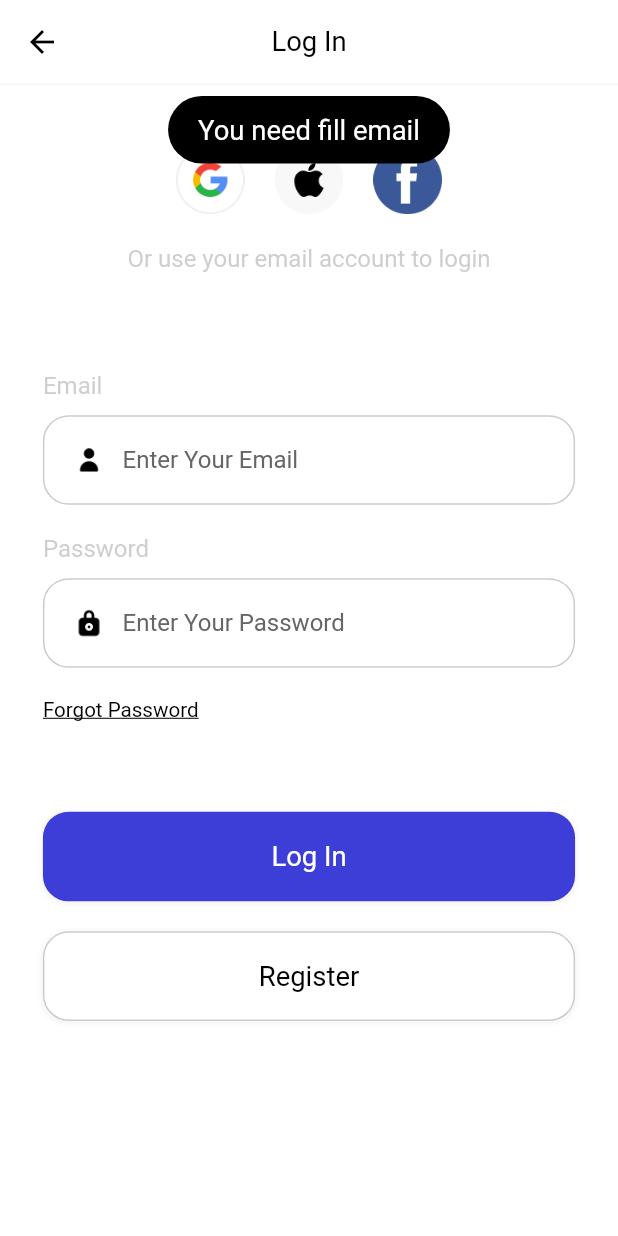
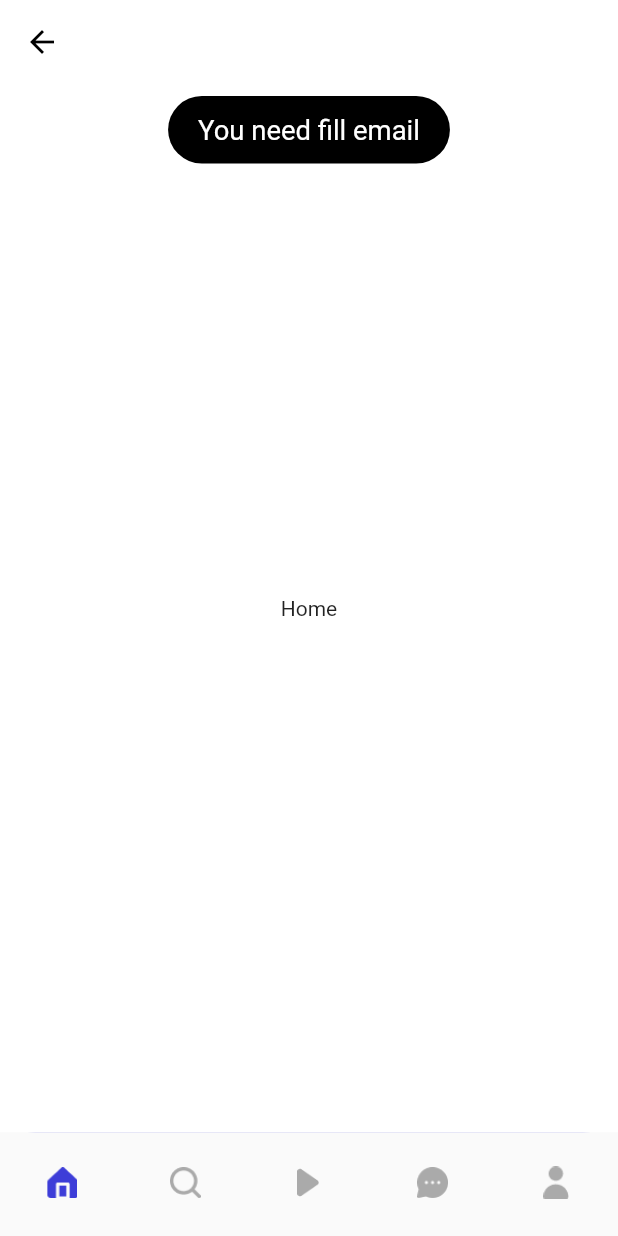
Before and after one commit to sohailokzz/ecom_bloc_state, a Flutter app: the SignInPage screen opened by its route, after a tap on "Log In", on a phone screen of 412 x 824 dp. Run offline on Flutter 3.47's test engine with Material 2 defaults, Android fonts, the phone set to English and light mode, and no system bars; our stand-ins replace dots_indicator, firebase_auth, firebase_core, flutter_bloc, flutter_screenutil, fluttertoast; accounts and stored records are empty.

Commit message:
Main Page Added with bottom bar

```diff
--- /dev/null
+++ b/lib/presentation/pages/dashboard/main_page.dart
@@ -0,0 +1,129 @@
+import 'package:ecom_bloc/common/values/colors.dart';
+import 'package:ecom_bloc/presentation/pages/dashboard/main_page_widgets.dart';
+import 'package:flutter/material.dart';
+import 'package:flutter_screenutil/flutter_screenutil.dart';
+
+class MainPage extends StatefulWidget {
+  const MainPage({super.key});
+
+  @override
+  State<MainPage> createState() => _MainPageState();
+}
+
+class _MainPageState extends State<MainPage> {
+  int _index = 0;
+  @override
+  Widget build(BuildContext context) {
+    return Scaffold(
+      backgroundColor: Colors.white,
+      appBar: AppBar(
+        title: const Text('Main Page'),
+      ),
+      body: buildMainPages(
+        index: _index,
+      ),
+      bottomNavigationBar: Container(
+        width: 375.w,
+        height: 58.h,
+        decoration: BoxDecoration(
+          color: AppColors.primaryElement,
+          borderRadius: BorderRadius.only(
+            topLeft: Radius.circular(20.h),
+            topRight: Radius.circular(20.h),
+          ),
+          boxShadow: [
+            BoxShadow(
+              color: Colors.grey.withOpacity(0.1),
+            ),
+          ],
+        ),
+        child: BottomNavigationBar(
+          elevation: 0,
+          currentIndex: _index,
+          type: BottomNavigationBarType.fixed,
+          showSelectedLabels: false,
+          showUnselectedLabels: false,
+          selectedItemColor: AppColors.primaryElement,
+          unselectedItemColor: AppColors.primaryFourElementText,
+          onTap: (value) {
+            setState(() {
+              _index = value;
+            });
+          },
+          items: [
+            BottomNavigationBarItem(
+              label: 'Home',
+              icon: Image.asset(
+                'assets/icons/home.png',
+                height: 18.h,
+                width: 18.w,
+              ),
+              activeIcon: Image.asset(
+                'assets/icons/home.png',
+                height: 18.h,
+                width: 18.w,
+                color: AppColors.primaryElement,
+              ),
+            ),
+            BottomNavigationBarItem(
+              label: 'Search',
+              icon: Image.asset(
+                'assets/icons/search2.png',
+                height: 18.h,
+                width: 18.w,
+              ),
+              activeIcon: Image.asset(
+                'assets/icons/search2.png',
+                height: 18.h,
+                width: 18.w,
+                color: AppColors.primaryElement,
+              ),
+            ),
+            BottomNavigationBarItem(
+              label: 'Course',
+              icon: Image.asset(
+                'assets/icons/play-circle1.png',
+                height: 18.h,
+                width: 18.w,
+              ),
+              activeIcon: Image.asset(
+                'assets/icons/play-circle1.png',
+                height: 18.h,
+                width: 18.w,
+                color: AppColors.primaryElement,
+              ),
+            ),
+            BottomNavigationBarItem(
+              label: 'Chat',
+              icon: Image.asset(
+                'assets/icons/message-circle.png',
+                height: 18.h,
+                width: 18.w,
+              ),
+              activeIcon: Image.asset(
+                'assets/icons/message-circle.png',
+                height: 18.h,
+                width: 18.w,
+                color: AppColors.primaryElement,
+              ),
+            ),
+            BottomNavigationBarItem(
+              label: 'Profile',
+              icon: Image.asset(
+                'assets/icons/person2.png',
+                height: 18.h,
+                width: 18.w,
+              ),
+              activeIcon: Image.asset(
+                'assets/icons/person2.png',
+                height: 18.h,
+                width: 18.w,
+                color: AppColors.primaryElement,
+              ),
+            ),
+          ],
+        ),
+      ),
+    );
+  }
+}
--- /dev/null
+++ b/lib/presentation/pages/dashboard/main_page_widgets.dart
@@ -0,0 +1,25 @@
+import 'package:flutter/material.dart';
+
+Widget buildMainPages({
+  required int index,
+}) {
+  List<Widget> mainPages = [
+    const Center(
+      child: Text('Home'),
+    ),
+    const Center(
+      child: Text('Search'),
+    ),
+    const Center(
+      child: Text('Course'),
+    ),
+    const Center(
+      child: Text('Chat'),
+    ),
+    const Center(
+      child: Text('Profile'),
+    ),
+  ];
+
+  return mainPages[index];
+}
--- a/lib/presentation/pages/sign_in/sign_in.dart
+++ b/lib/presentation/pages/sign_in/sign_in.dart
@@ -75,6 +75,10 @@
                         func: () {
                           SignInController(context: context)
                               .handleSignIn('email');
+                          Navigator.pushNamed(
+                            context,
+                            RouteName.mainpage,
+                          );
                         },
                       ),
                       20.myPh,
--- a/lib/route_service/route_name.dart
+++ b/lib/route_service/route_name.dart
@@ -3,4 +3,5 @@
   static const String homepage = 'homepage';
   static const String signIn = 'signin';
   static const String registration = 'registration';
+  static const String mainpage = 'mainpage';
 }
--- a/lib/route_service/routes.dart
+++ b/lib/route_service/routes.dart
@@ -1,4 +1,5 @@
 import 'package:ecom_bloc/main.dart';
+import 'package:ecom_bloc/presentation/pages/dashboard/main_page.dart';
 import 'package:ecom_bloc/presentation/pages/sign_in/sign_in.dart';
 import 'package:ecom_bloc/presentation/pages/welcome/welcome.dart';
 import 'package:flutter/material.dart';
@@ -29,6 +30,11 @@
           builder: (BuildContext context) => const RegistrationPage(),
         );
 
+      case RouteName.mainpage:
+        return MaterialPageRoute(
+          builder: (BuildContext context) => const MainPage(),
+        );
+
       default:
         return MaterialPageRoute(
           builder: (_) {
```
